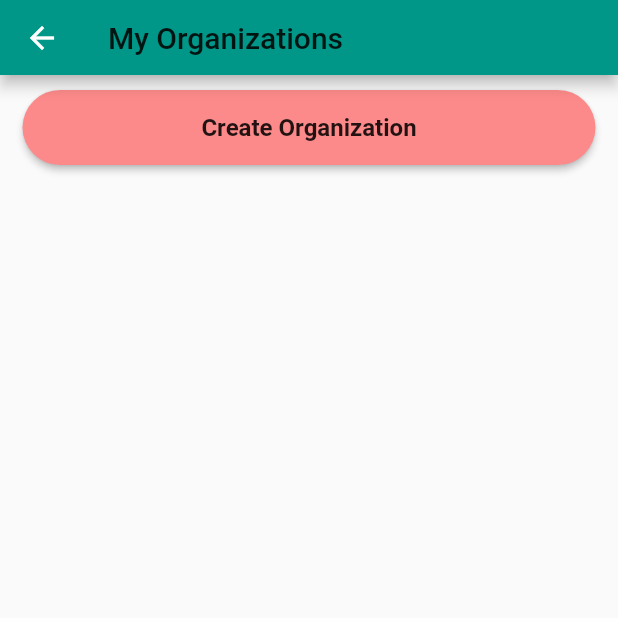
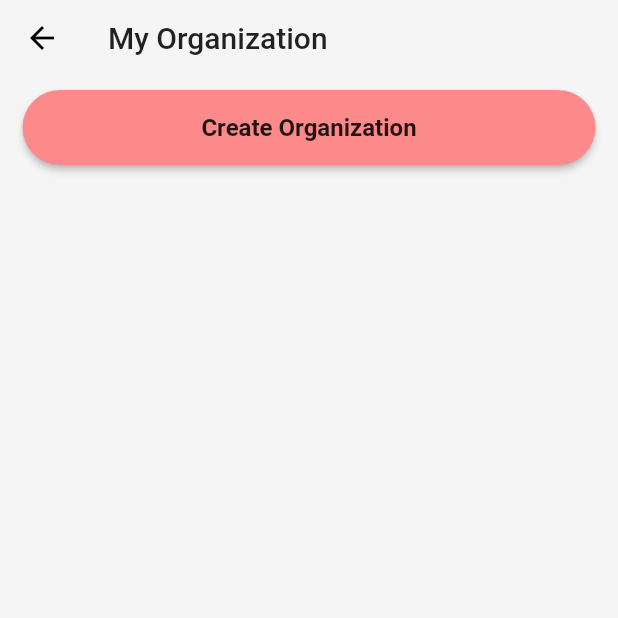
Before and after one commit to MovesAppTeam/Moves-App, a Flutter app: the UserProfile screen opened directly, after a tap on "My Organizations", on a phone screen of 412 x 824 dp, the top half of it. Run offline on Flutter 3.47's test engine with Material 2 defaults, Android fonts, the phone set to English and light mode, and no system bars; our stand-ins replace awesome_snackbar_content, cloud_firestore, email_validator, firebase_auth, firebase_core, firebase_storage and 4 more; missing offline and left inert: paginated_search_bar; accounts and stored records are empty.

Commit message:
mainly color scheme changes

```diff
--- a/application/lib/screens/explore/explore_screen.dart
+++ b/application/lib/screens/explore/explore_screen.dart
@@ -19,10 +19,11 @@ class _ExploreScreenState extends State<ExploreScreen> {
   Widget build(BuildContext context) {
     return Scaffold(
         appBar: AppBar(
+          elevation: 0,
           toolbarHeight: 50,
           automaticallyImplyLeading: false,
           title: Text("Explore", style: Theme.of(context).textTheme.headline6),
-          backgroundColor: Colors.teal,
+          backgroundColor: Colors.grey.shade100,
         ),
         body: PaginatedSearchBar<Text>(
           maxHeight: 300,
--- a/application/lib/screens/map/map_screen.dart
+++ b/application/lib/screens/map/map_screen.dart
@@ -27,12 +27,6 @@ class _MapScreenState extends State<MapScreen> {
   @override
   Widget build(BuildContext context) {
     return Scaffold(
-        appBar: AppBar(
-          toolbarHeight: 50,
-          automaticallyImplyLeading: false,
-          title: Text("Map", style: Theme.of(context).textTheme.headline6),
-          backgroundColor: Colors.teal,
-        ),
         body: FutureBuilder(
             future: position,
             builder: (context, snapshot) {
--- a/application/lib/screens/profile/my_organizations/my_organizations.dart
+++ b/application/lib/screens/profile/my_organizations/my_organizations.dart
@@ -21,13 +21,18 @@ class _MyOrgsState extends State<MyOrgs> {
   Widget build(BuildContext context) {
     return Scaffold(
         appBar: AppBar(
+          elevation: 0,
           toolbarHeight: 50,
           automaticallyImplyLeading: true,
-          title: Text("My Organizations",
-              style: Theme.of(context).textTheme.headline6),
-          backgroundColor: Colors.teal,
+          foregroundColor: Colors.black,
+          title: Text("My Organization", style: Theme.of(context).textTheme.headline6),
+          backgroundColor: Colors.grey.shade100,
         ),
-        body: SingleChildScrollView(
+        body: Container(
+          width: MediaQuery.of(context).size.width,
+            height: MediaQuery.of(context).size.height,
+            color: Colors.grey.shade100,
+          child: SingleChildScrollView(
           child: Column(
             children: [
               Container(
@@ -108,6 +113,7 @@ class _MyOrgsState extends State<MyOrgs> {
                 ),
               ),
             ],
-        )));
+          )),
+        ));
   }
 }
--- a/application/lib/screens/profile/user_profile_screen.dart
+++ b/application/lib/screens/profile/user_profile_screen.dart
@@ -44,10 +44,11 @@ class _UserProfileState extends State<UserProfile> {
 
     return Scaffold(
         appBar: AppBar(
+          elevation: 0,
           toolbarHeight: 50,
           automaticallyImplyLeading: false,
           title: Text("Profile", style: Theme.of(context).textTheme.headline6),
-          backgroundColor: Colors.teal,
+          backgroundColor: Colors.grey.shade100,
         ),
         body: Container(
             width: MediaQuery.of(context).size.width,
```
Also changed, not shown: application/lib/screens/calendar/calendar_screen.dart (+10 -4 lines), application/lib/screens/chat/chat_screen.dart (+15 -14 lines), 1 other file. Lines whose indentation alone changed are shown as unchanged.
